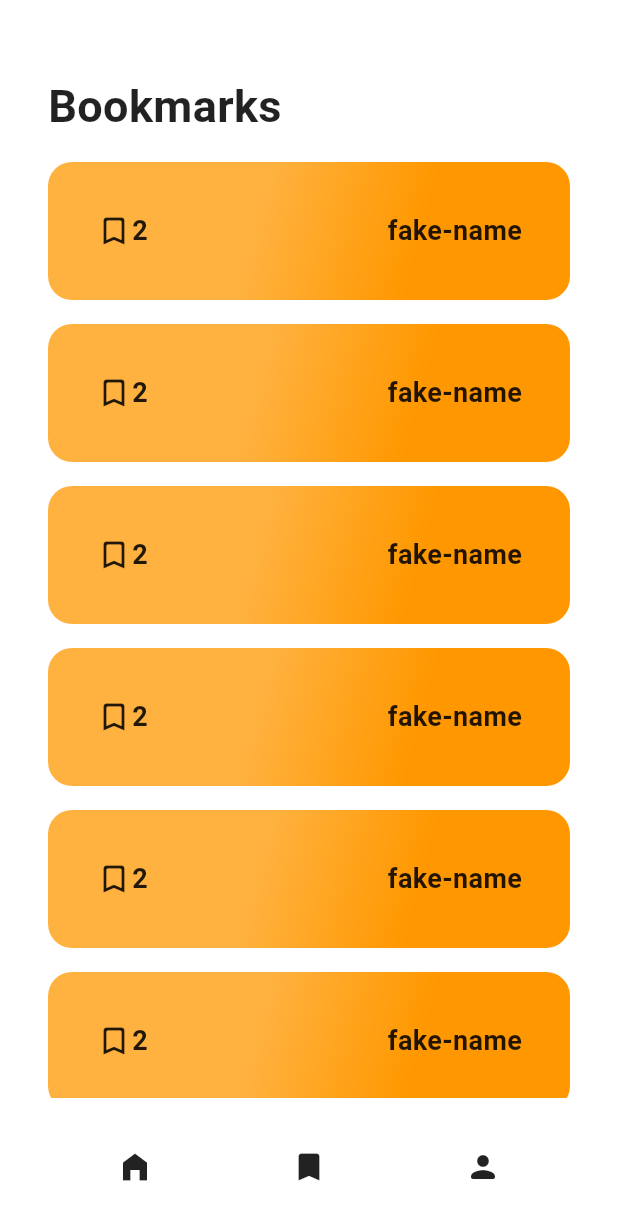
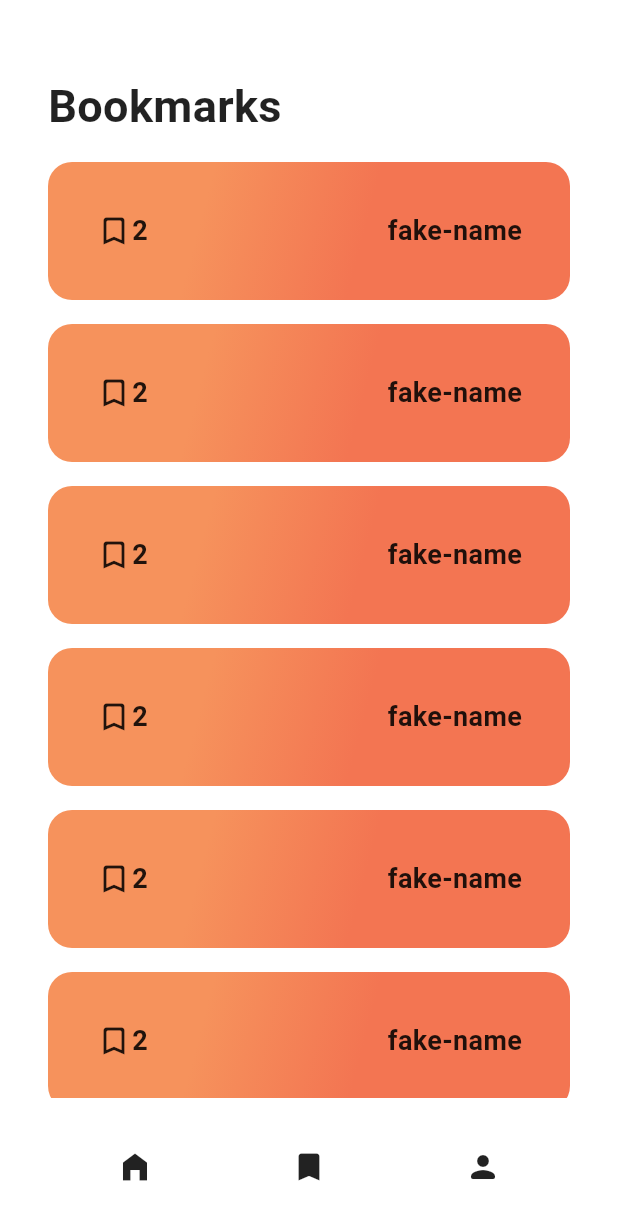
Before and after one commit to BinaryLurkerex/recipe_service, a Flutter app: the BookmarksPage screen opened by its route, on a phone screen of 412 x 824 dp. Shown: the top 1220 px of the screen. Run offline on Flutter 3.47's test engine with Material 2 defaults, Android fonts, the phone set to English and light mode, and no system bars; our stand-ins replace bloc_concurrency, equatable, flutter_bloc, flutter_svg, get_it, injectable; Roboto replaces fonts that are missing (SFProText).

Commit message:
feat: improve app theme with gradients

```diff
--- a/lib/src/presentation/pages/profile_page.dart
+++ b/lib/src/presentation/pages/profile_page.dart
@@ -75,7 +75,7 @@ class ProfilePage extends StatelessWidget {
                       top: 8.0,
                       bottom: 8.0,
                     ),
-                    child: Text(
+                    child: const Text(
                       'Your Recipes',
                       style: TextStyle(
                         fontSize: 20,
--- a/lib/src/presentation/styles/app_colors.dart
+++ b/lib/src/presentation/styles/app_colors.dart
@@ -1,10 +1,21 @@
 import 'package:flutter/material.dart';
 
 class AppColors {
-  static const Color secondaryColor = Colors.orange;
+  static const Color secondaryColor = Color(0xFFF6925C);
   static const Color backgroundColor = Color(0xFFE7EEFB);
   static const Color homeTitleColor = Color(0xFF0E0E2D);
   static const Color homeSubtitleColor = Color(0xff9A9DB0);
   static const Color leftLinear = Color(0xFFF6925C);
   static const Color rightLinear = Color(0xFFF37552);
+
+  static const LinearGradient defaultGradient = LinearGradient(
+    colors: [
+      AppColors.leftLinear,
+      AppColors.rightLinear,
+    ],
+    begin: Alignment.bottomRight,
+    end: Alignment.topLeft,
+    tileMode: TileMode.clamp,
+    stops: [0.3, 0.6],
+  );
 }
--- a/lib/src/presentation/widgets/recipe_card.dart
+++ b/lib/src/presentation/widgets/recipe_card.dart
@@ -1,5 +1,6 @@
 import 'package:flutter/material.dart';
 import 'package:recipe/src/domain/entities/recipe.dart';
+import 'package:recipe/src/presentation/styles/app_colors.dart';
 
 class RecipeCard extends StatelessWidget {
   final bool? active;
@@ -54,16 +55,7 @@ class RecipeCard extends StatelessWidget {
           Container(
             decoration: BoxDecoration(
               borderRadius: BorderRadius.circular(32.0),
-              gradient: LinearGradient(
-                colors: [
-                  Theme.of(context).colorScheme.secondary,
-                  Theme.of(context).colorScheme.secondary.withOpacity(0.3),
-                ],
-                begin: Alignment.bottomRight,
-                end: Alignment.topLeft,
-                tileMode: TileMode.clamp,
-                stops: const [0.3, 0.6],
-              ),
+              gradient: AppColors.defaultGradient,
             ),
           ),
           Positioned(
--- a/lib/src/presentation/widgets/recipe_list_item.dart
+++ b/lib/src/presentation/widgets/recipe_list_item.dart
@@ -1,5 +1,6 @@
 import 'package:flutter/material.dart';
 import 'package:recipe/src/domain/entities/recipe.dart';
+import 'package:recipe/src/presentation/styles/app_colors.dart';
 
 class RecipeListItem extends StatelessWidget {
   final Recipe recipe;
@@ -30,15 +31,15 @@ class RecipeListItem extends StatelessWidget {
             child: DecoratedBox(
               decoration: BoxDecoration(
                 borderRadius: BorderRadius.circular(16.0),
-                gradient: LinearGradient(
+                gradient: const LinearGradient(
                   colors: [
-                    Theme.of(context).colorScheme.secondary,
-                    Theme.of(context).colorScheme.secondary.withOpacity(0.75),
+                    AppColors.leftLinear,
+                    AppColors.rightLinear,
                   ],
-                  begin: Alignment.bottomRight,
-                  end: Alignment.topLeft,
+                  begin: Alignment.topLeft,
+                  end: Alignment.bottomRight,
                   tileMode: TileMode.clamp,
-                  stops: const [0.3, 0.6],
+                  stops: [0.3, 0.6],
                 ),
               ),
               child: Row(
```
